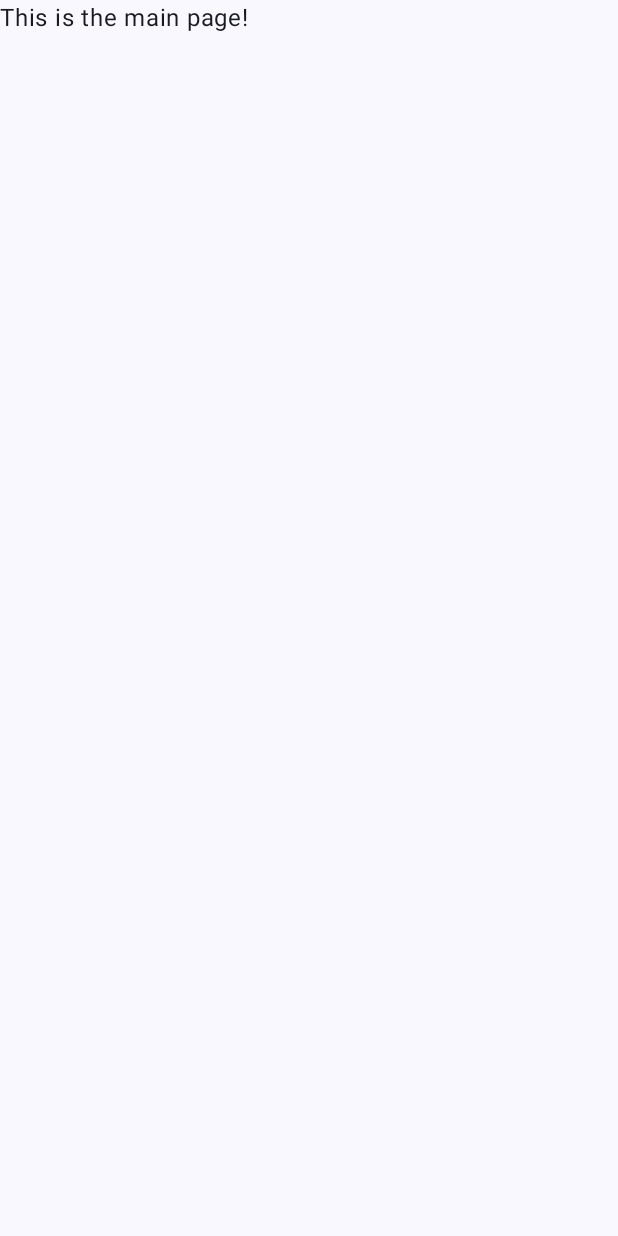
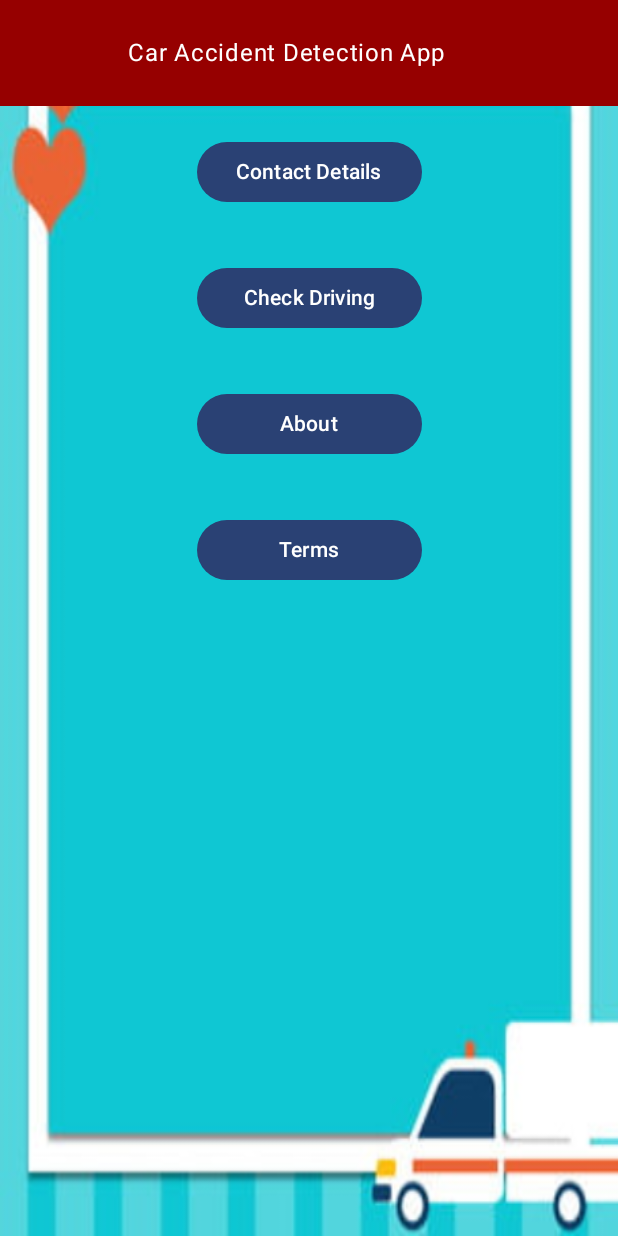
Before and after one commit to wallace0123456/Android_project_3053643, an Android app built with Jetpack Compose: the MainActivity screen opened directly, with no data from a screen before it, on a phone screen of 412 x 824 dp. Before the commit the screen is almost empty. Run offline under Robolectric (Android 15) with nearby library versions, the phone set to English and light mode, and no system bars.

Commit message:
change the background of main activity and add some buttons for navigation

```diff
--- a/app/src/main/java/com/griffith/md_project_3053643/MainActivity.kt
+++ b/app/src/main/java/com/griffith/md_project_3053643/MainActivity.kt
@@ -4,9 +4,15 @@ import android.os.Bundle
 import android.service.controls.templates.TemperatureControlTemplate
 import androidx.activity.ComponentActivity
 import androidx.activity.compose.setContent
+import androidx.compose.foundation.Image
+import androidx.compose.foundation.layout.Arrangement
 import androidx.compose.foundation.layout.Column
 import androidx.compose.foundation.layout.fillMaxSize
+import androidx.compose.foundation.layout.fillMaxWidth
+import androidx.compose.foundation.layout.height
+import androidx.compose.foundation.layout.offset
 import androidx.compose.foundation.layout.padding
+import androidx.compose.foundation.layout.width
 import androidx.compose.material3.Button
 import androidx.compose.material3.MaterialTheme
 import androidx.compose.material3.OutlinedTextField
@@ -15,24 +21,96 @@ import androidx.compose.material3.Text
 import androidx.compose.runtime.Composable
 import androidx.compose.ui.Alignment
 import androidx.compose.ui.Modifier
+import androidx.compose.ui.graphics.Color
+import androidx.compose.ui.layout.ContentScale
+import androidx.compose.ui.layout.layout
+import androidx.compose.ui.res.colorResource
+import androidx.compose.ui.res.painterResource
 import androidx.compose.ui.tooling.preview.Preview
 import androidx.compose.ui.unit.dp
+import androidx.navigation.NavController
+import androidx.navigation.compose.NavHost
+import androidx.navigation.compose.composable
+import androidx.navigation.compose.rememberNavController
 import com.griffith.md_project_3053643.ui.theme.MD_project_3053643Theme
 
 class MainActivity : ComponentActivity() {
     override fun onCreate(savedInstanceState: Bundle?) {
         super.onCreate(savedInstanceState)
         setContent {
+            val navController = rememberNavController()
             MD_project_3053643Theme {
                 // A surface container using the 'background' color from the theme
                 Surface(
                     modifier = Modifier.fillMaxSize(),
                     color = MaterialTheme.colorScheme.background
                 ) {
-                    Text("This is the main page!")
+                mainPage(navController)
+
                 }
 
             }
         }
     }
 }
+
+@Composable
+fun mainPage(navController: NavController){
+
+    Image(painter = painterResource(id = R.drawable.mainbg),
+        contentDescription = "mainBackground",
+        contentScale = ContentScale.FillBounds,
+    )
+    Column (
+        horizontalAlignment = Alignment.CenterHorizontally
+    )
+    {
+        Surface(color = Color(150,0,0)) {
+            Text("Car Accident Detection App ",
+                style = MaterialTheme.typography.bodyLarge,
+                modifier = Modifier
+                    .padding(bottom = 26.dp, top = 26.dp)
+                    .fillMaxWidth()
+                    .offset(x = 85.dp),
+                color = Color.White
+
+                )
+        }
+
+        Button(
+            onClick = { navController.navigate("Contact") },
+            modifier = Modifier
+                .padding(bottom = 16.dp, top = 20.dp)
+                .width(150.dp)
+        )
+        {
+            Text("Contact Details")
+        }
+
+
+        Button(onClick = { /*TODO*/ },
+            modifier = Modifier.padding(bottom = 16.dp, top = 20.dp).
+            width(150.dp)
+        ) {
+            Text("Check Driving")
+
+        }
+
+        Button(onClick = { /*TODO*/ },
+            modifier = Modifier.padding(bottom = 16.dp, top = 20.dp).
+            width(150.dp)
+        ) {
+            Text("About")
+
+        }
+
+        Button(onClick = { /*TODO*/ },
+            modifier = Modifier.padding(bottom = 16.dp, top = 20.dp).
+            width(150.dp)
+        ) {
+            Text("Terms")
+
+        }
+
+    }
+}
```
Also changed, not shown: app/src/main/res/drawable/mainbg.jpg (added).
